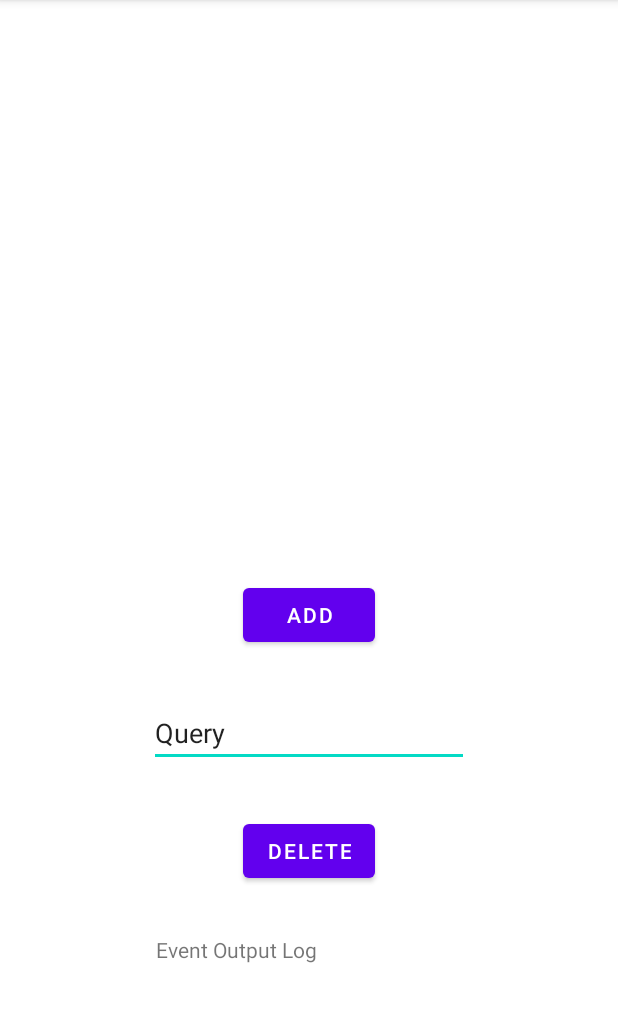
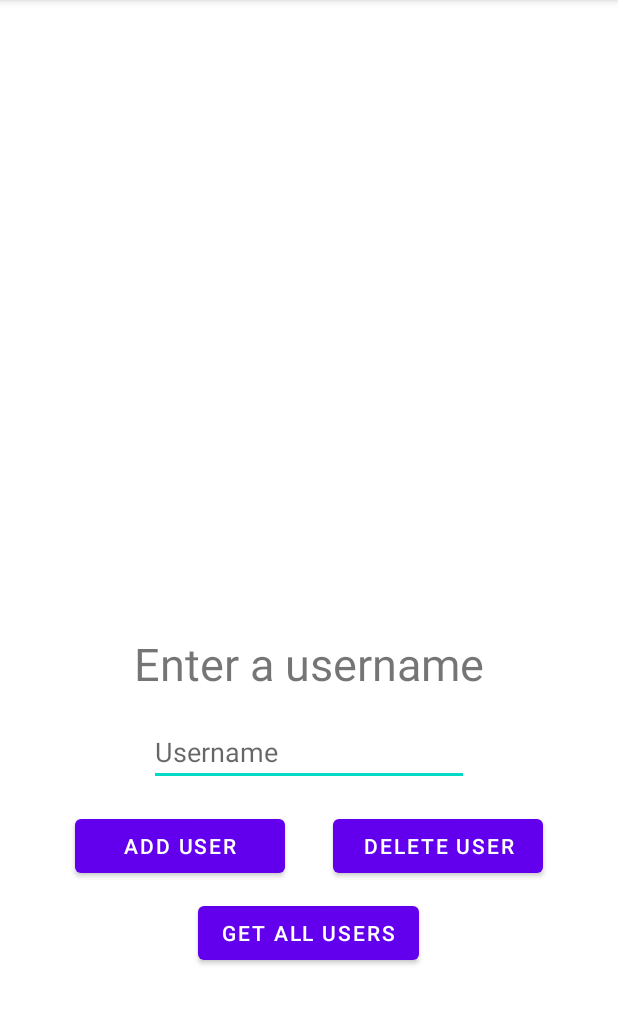
Before and after one commit to TVT20SPO-Ryhma7/Kehittinyt-Android-ohjelmointi, an Android app: the screen it shows after launch (MainActivity), on a phone screen of 412 x 824 dp, the part 84-1109 px from its top. Run offline under Robolectric (Android 15) with nearby library versions, the phone set to English and light mode, and no system bars; our stand-ins replace Room's generated code.

Commit message:
Ready version

```diff
--- a/app/src/main/java/com/example/roomsqlite/MainActivity.kt
+++ b/app/src/main/java/com/example/roomsqlite/MainActivity.kt
@@ -2,22 +2,18 @@ package com.example.roomsqlite
 
 import androidx.appcompat.app.AppCompatActivity
 import android.os.Bundle
-import android.os.Debug
-import android.util.Log
-import android.webkit.WebView
 import android.widget.Button
 import android.widget.EditText
 import android.widget.TextView
-import androidx.recyclerview.widget.RecyclerView
 import androidx.room.Room
 
 class MainActivity : AppCompatActivity() {
-   // Layout component references
-   private lateinit var buttonAdd: Button
-   private lateinit var buttonDelete: Button
-   private lateinit var databaseView: TextView
-   private lateinit var queryField: EditText
-   private lateinit var eventOutput: TextView
+
+    private lateinit var textViewOutput: TextView
+    private lateinit var editTextUsername: EditText
+    private lateinit var buttonAdd: Button
+    private lateinit var buttonDelete: Button
+    private lateinit var buttonGetAllUsers: Button
 
 
     private lateinit var db: UserDatabase
@@ -27,47 +23,45 @@ class MainActivity : AppCompatActivity() {
         super.onCreate(savedInstanceState)
         setContentView(R.layout.activity_main)
 
-        // Initialize components
+        textViewOutput = findViewById(R.id.textViewOutput)
+        editTextUsername = findViewById(R.id.editTextUsername)
         buttonAdd = findViewById(R.id.buttonAdd)
-        buttonDelete=findViewById(R.id.buttonDelete)
-        databaseView = findViewById(R.id.databaseView)
-        queryField = findViewById(R.id.editTextDatabaseQuery)
-        eventOutput = findViewById(R.id.textViewEventOutput)
+        buttonDelete = findViewById(R.id.buttonDelete)
+        buttonGetAllUsers = findViewById(R.id.buttonGetALlUsers)
 
-        // Initialize SQLITE
+        // Alustetaan tietokanta
         db = Room.databaseBuilder(
             applicationContext,
-            UserDatabase::class.java, "TestDB"
+            UserDatabase::class.java, "UserDB"
         ).allowMainThreadQueries().build()
 
+        // Alustetaan DAO
         userDao = db.userDao()
 
-
-
-        //val users: List<User> = userDao.getAllUsers()
-
-
-        // Setup listenera
+        // Käyttäjän lisäys
         buttonAdd.setOnClickListener(){
-            userDao.addUser(User(queryField.text.toString(),null,null))
-            Log.i("DB",userDao.getAllUsers().toString())
-            updateDBView()
-        }
-        buttonDelete.setOnClickListener(){
-            userDao.deleteUser(userDao.getUsersByName(queryField.text.toString()).first())
-            Log.i("DB","User "+ queryField.text.toString())
+            userDao.addUser(User(0, editTextUsername.text.toString()))
             updateDBView()
         }
 
+        // Käyttäjän poistaminen
+        buttonDelete.setOnClickListener(){
+            userDao.deleteUser(userDao.getUsersByName(editTextUsername.text.toString()).first())
+            updateDBView()
+        }
+
+        // Kaikkien käyttäjien haku
+        buttonGetAllUsers.setOnClickListener {
+            updateDBView()
+        }
     }
 
     private fun updateDBView(){
         var dbText: String = ""
         userDao.getAllUsers().forEach(){
-            dbText += it.firstName + " "+ it.lastName +"\n"
+            dbText += "${it.username} \n"
         }
 
-        databaseView.text = dbText
+        textViewOutput.text = dbText
     }
-
 }
--- a/app/src/main/java/com/example/roomsqlite/User.kt
+++ b/app/src/main/java/com/example/roomsqlite/User.kt
@@ -9,12 +9,11 @@ import kotlin.random.Random
 @Entity
 data class User(
     // Määritellään pääavaimellinen kenttä, jonka Room-kirjasto määrittelee automaattisesti
-
-    val firstName: String?,
-    // Jos kentän nimen haluaa määrittää itse, lisätään annotaatio: @ColumnInfo(name = "customName")
-    val lastName: String?,
-    val age: Int?
-    ){
     @PrimaryKey(autoGenerate = true)
-    var id: Int = 0
-}
+    val id: Int,
+    val username: String,
+//    val firstName: String?,
+//    // Jos kentän nimen haluaa määrittää itse, lisätään annotaatio: @ColumnInfo(name = "customName")
+//    val lastName: String?,
+//    val age: Int?
+)
--- a/app/src/main/java/com/example/roomsqlite/UserDao.kt
+++ b/app/src/main/java/com/example/roomsqlite/UserDao.kt
@@ -7,8 +7,8 @@ interface UserDao {
     @Query("SELECT * FROM user")
     fun getAllUsers(): List<User>
 
-    @Query("SELECT * FROM user WHERE firstName LIKE :firstName")
-    fun getUsersByName(firstName: String): List<User>
+    @Query("SELECT * FROM user WHERE username LIKE :username")
+    fun getUsersByName(username: String): List<User>
 
     @Insert
     fun addUser(user: User)
--- a/app/src/main/res/layout/activity_main.xml
+++ b/app/src/main/res/layout/activity_main.xml
@@ -8,56 +8,67 @@
 
     <LinearLayout
         android:layout_width="match_parent"
-        android:layout_height="wrap_content"
+        android:layout_height="match_parent"
         android:orientation="vertical"
-        app:layout_constraintBaseline_toTopOf="parent"
         android:gravity="center"
-        android:padding="16dp"
         >
+
         <TextView
-            android:id="@+id/databaseView"
-            android:layout_width="409dp"
-            android:layout_height="354dp"
-            app:layout_constraintEnd_toEndOf="parent"
-            app:layout_constraintStart_toStartOf="parent"
-            app:layout_constraintTop_toTopOf="parent" />
+            android:id="@+id/textViewOutput"
+            android:layout_width="360dp"
+            android:layout_height="300dp"
+            android:textSize="20sp"/>
+
+        <TextView
+            android:layout_width="match_parent"
+            android:layout_height="wrap_content"
+            android:text="Enter a username"
+            android:textAlignment="center"
+            android:textSize="30sp"/>
+
+        <EditText
+            android:id="@+id/editTextUsername"
+            android:layout_width="wrap_content"
+            android:layout_height="wrap_content"
+            android:layout_margin="16dp"
+            android:ems="10"
+            android:hint="Username"
+            android:inputType="textPersonName" />
+
+        <androidx.constraintlayout.widget.ConstraintLayout
+            android:layout_width="match_parent"
+            android:layout_height="wrap_content"
+            >
+
+            <Button
+                android:id="@+id/buttonAdd"
+                android:layout_width="140dp"
+                android:layout_height="wrap_content"
+                android:layout_gravity="center"
+                android:layout_marginLeft="50dp"
+                android:text="Add user"
+                app:layout_constraintStart_toStartOf="parent"
+                app:layout_constraintTop_toTopOf="parent" />
+
+            <Button
+                android:id="@+id/buttonDelete"
+                android:layout_width="140dp"
+                android:layout_height="wrap_content"
+                android:layout_marginRight="50dp"
+                android:text="Delete user"
+                app:layout_constraintEnd_toEndOf="parent"
+                app:layout_constraintTop_toTopOf="parent" />
+        </androidx.constraintlayout.widget.ConstraintLayout>
 
         <Button
-            android:id="@+id/buttonAdd"
+            android:id="@+id/buttonGetALlUsers"
             android:layout_width="wrap_content"
             android:layout_height="wrap_content"
-            android:text="Add"
-            android:layout_margin="16dp"
-            />
+            android:text="Get all users"
+            android:layout_marginTop="10dp"/>
 
-        <EditText
-            android:id="@+id/editTextDatabaseQuery"
-            android:layout_width="wrap_content"
-            android:layout_height="wrap_content"
-            android:ems="10"
-            android:inputType="textPersonName"
-            android:text="Query"
-            android:layout_margin="16dp"
-          />
 
-        <Button
-            android:id="@+id/buttonDelete"
-            android:layout_width="wrap_content"
-            android:layout_height="wrap_content"
-            android:text="Delete"
-            android:layout_margin="16dp"
-   />
-
-        <TextView
-            android:id="@+id/textViewEventOutput"
-            android:layout_width="203dp"
-            android:layout_height="43dp"
-            android:text="Event Output Log"
-            android:layout_margin="16dp"
-     />
 
     </LinearLayout>
 
-
-
 </androidx.constraintlayout.widget.ConstraintLayout>
```
